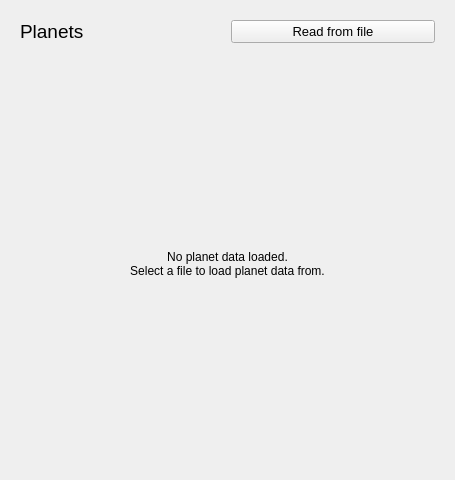
Old version of the form planetswidget.ui in the repository BrinzasVlad/Space-Challenge.
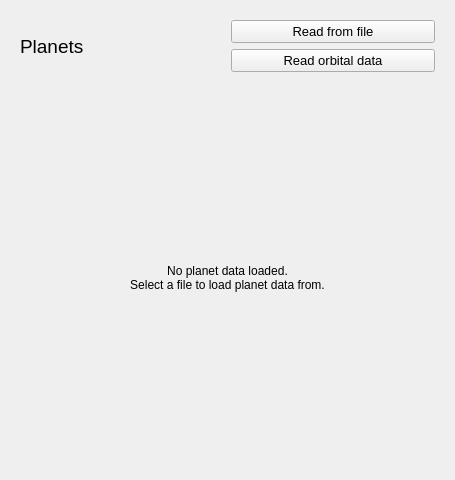
New version of the form.

Commit message: Added functionality for reading orbital data.

Diff of the .ui file:
```diff
--- a/planetswidget.ui
+++ b/planetswidget.ui
@@ -30,6 +30,8 @@
        </widget>
       </item>
       <item>
+       <layout class="QVBoxLayout" name="buttonsLayout">
+        <item>
          <widget class="QPushButton" name="readPlanetsButton">
           <property name="font">
            <font>
@@ -40,6 +42,20 @@
            <string>Read from file</string>
           </property>
          </widget>
+        </item>
+        <item>
+         <widget class="QPushButton" name="readOrbitalDataButton">
+          <property name="font">
+           <font>
+            <pointsize>10</pointsize>
+           </font>
+          </property>
+          <property name="text">
+           <string>Read orbital data</string>
+          </property>
+         </widget>
+        </item>
+       </layout>
       </item>
      </layout>
     </widget>
```
The commit also changes 8 other files.
